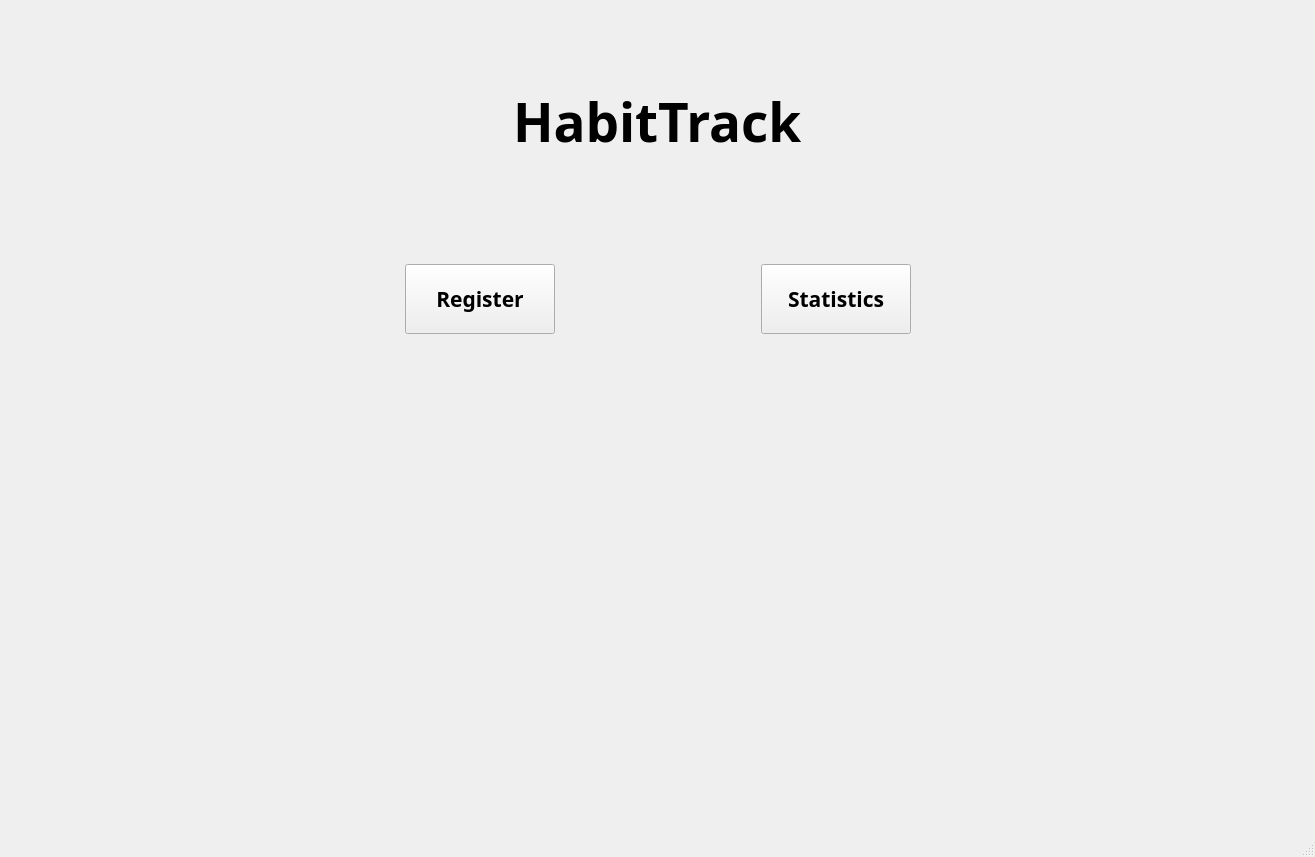
Qt form project_root/src/gui/Menu.ui (CopycatPandaExpressChowMein/Agile-Development-Project-2025) before a commit.
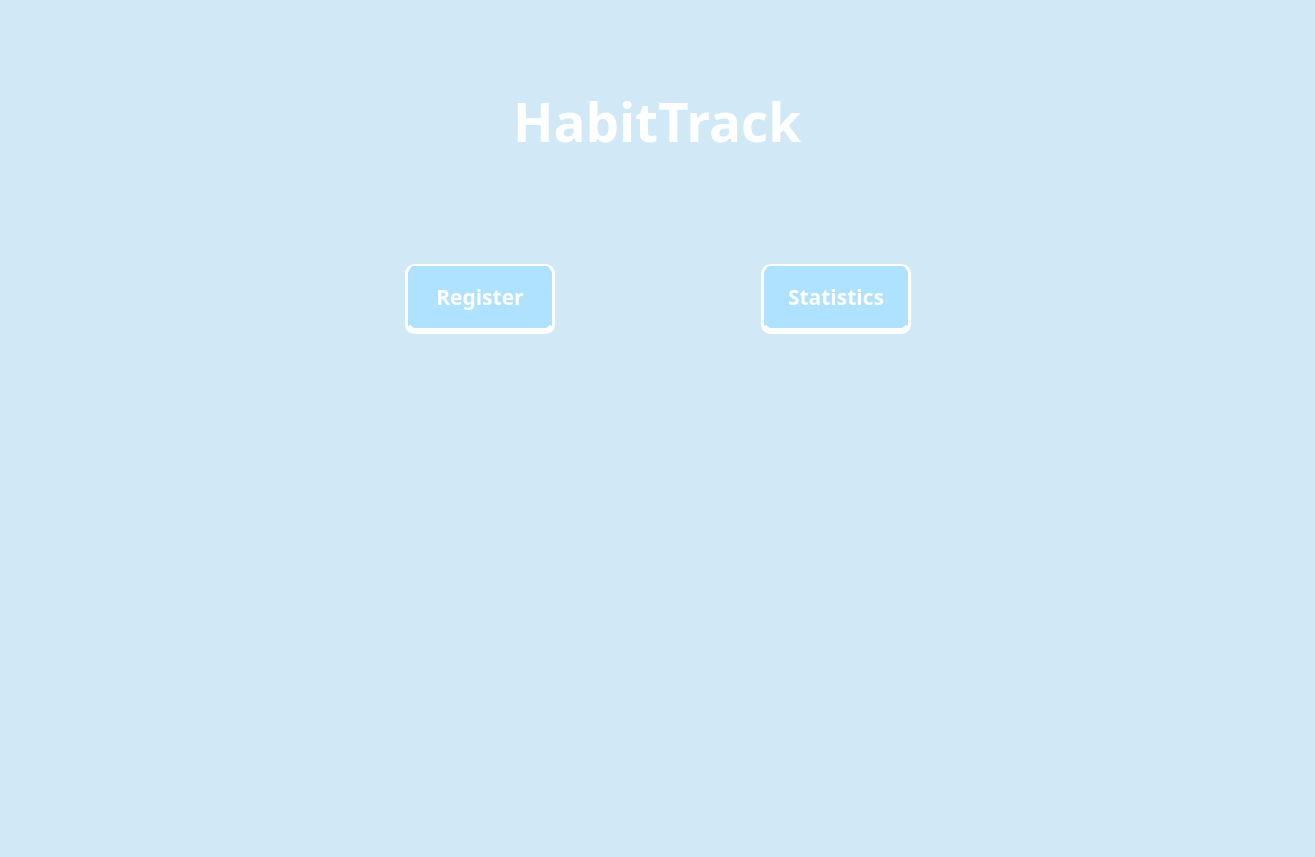
The same form after that commit. Icons and pictures are not drawn.

```diff
--- a/project_root/src/gui/Menu.ui
+++ b/project_root/src/gui/Menu.ui
@@ -21,6 +21,9 @@
   <property name="windowTitle">
    <string>HabitTrack</string>
   </property>
+  <property name="styleSheet">
+   <string notr="true">background-color: rgb(209, 233, 246)</string>
+  </property>
   <widget class="QWidget" name="centralwidget">
    <layout class="QVBoxLayout" name="verticalLayout_2">
     <item>
@@ -131,6 +134,9 @@
               <bold>true</bold>
              </font>
             </property>
+            <property name="styleSheet">
+             <string notr="true">color: rgb(255, 255, 255)</string>
+            </property>
             <property name="text">
              <string>HabitTrack</string>
             </property>
@@ -220,6 +226,25 @@
           <property name="autoFillBackground">
            <bool>false</bool>
           </property>
+          <property name="styleSheet">
+           <string notr="true">QPushButton{
+background-color: rgb(174, 226, 255);
+color: rgb(255, 255, 255);
+border-radius: 10px;
+border-style: solid;
+border-width: 3px;
+border-bottom: 6px solid;
+border-top: 2px solid;
+border-color: rgb(255, 255, 255)
+}
+
+QPushButton:Pressed{
+background-color: rgb(209, 233, 246);
+border-bottom: 2px solid;
+border-top: 6px solid;
+border-color: rgb(255, 255, 255)
+}</string>
+          </property>
           <property name="text">
            <string>Register</string>
           </property>
@@ -254,9 +279,34 @@
             <bold>true</bold>
            </font>
           </property>
+          <property name="styleSheet">
+           <string notr="true">QPushButton{
+background-color: rgb(174, 226, 255);
+color: rgb(255, 255, 255);
+border-radius: 10px;
+border-style: solid;
+border-width: 3px;
+border-bottom: 6px solid;
+border-top: 2px solid;
+border-color: rgb(255, 255, 255)
+}
+
+QPushButton:Pressed{
+background-color: rgb(209, 233, 246);
+border-bottom: 2px solid;
+border-top: 6px solid;
+border-color: rgb(255, 255, 255)
+}</string>
+          </property>
           <property name="text">
            <string>Statistics</string>
           </property>
+          <property name="default">
+           <bool>false</bool>
+          </property>
+          <property name="flat">
+           <bool>false</bool>
+          </property>
          </widget>
         </item>
        </layout>
```
Left out of the diff: 2 changed lines with no effect on the pictures.
